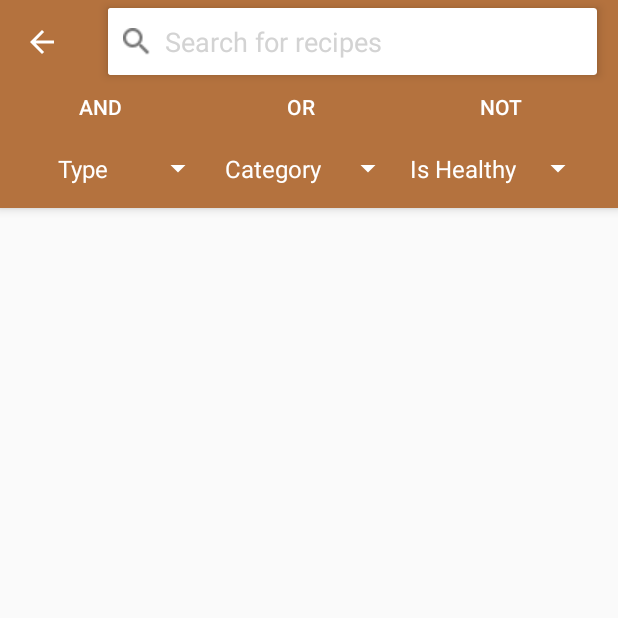
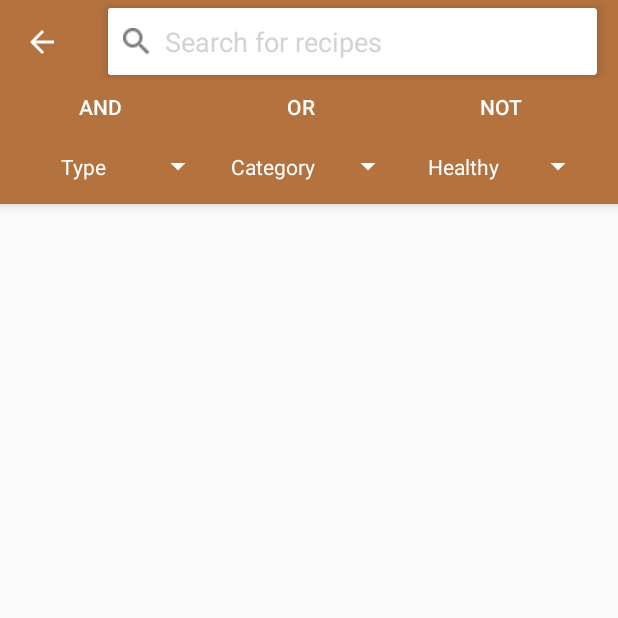
Before and after one commit to benmacdonald/Cooking-App, an Android app: the SearchActivity screen opened directly, with no data from a screen before it, on a phone screen of 412 x 824 dp, the top half of it. Run offline under Robolectric (Android 15) with nearby library versions, the phone set to English and light mode, and no system bars; libraries missing offline, so code that uses them is left out: io.realm, io.realm.annotations, mabbas007.tagsedittext; plain views replace TagsEditText; 11 statements that could not run were skipped.

Commit message:
Fixed messed up shitty labels on the spinners

```diff
--- a/app/src/main/java/com/uottawa/benjaminmacdonald/cooking_app/SearchActivity.java
+++ b/app/src/main/java/com/uottawa/benjaminmacdonald/cooking_app/SearchActivity.java
@@ -126,7 +126,7 @@ public class SearchActivity extends AppCompatActivity {
         }
 
         healthyArray = new ArrayList<String>();
-        healthyArray.add("Is Healthy");
+        healthyArray.add("Healthy");
         healthyArray.add("All");
         healthyArray.add("Yes");
         healthyArray.add("No");
--- a/app/src/main/res/layout/spinner_item_white.xml
+++ b/app/src/main/res/layout/spinner_item_white.xml
@@ -8,4 +8,4 @@
     android:textColor="#FFFFFF"
     android:paddingTop="15dp"
     android:paddingBottom="15dp"
-    android:textSize="16sp" />
+    android:textSize="14dp" />
```
